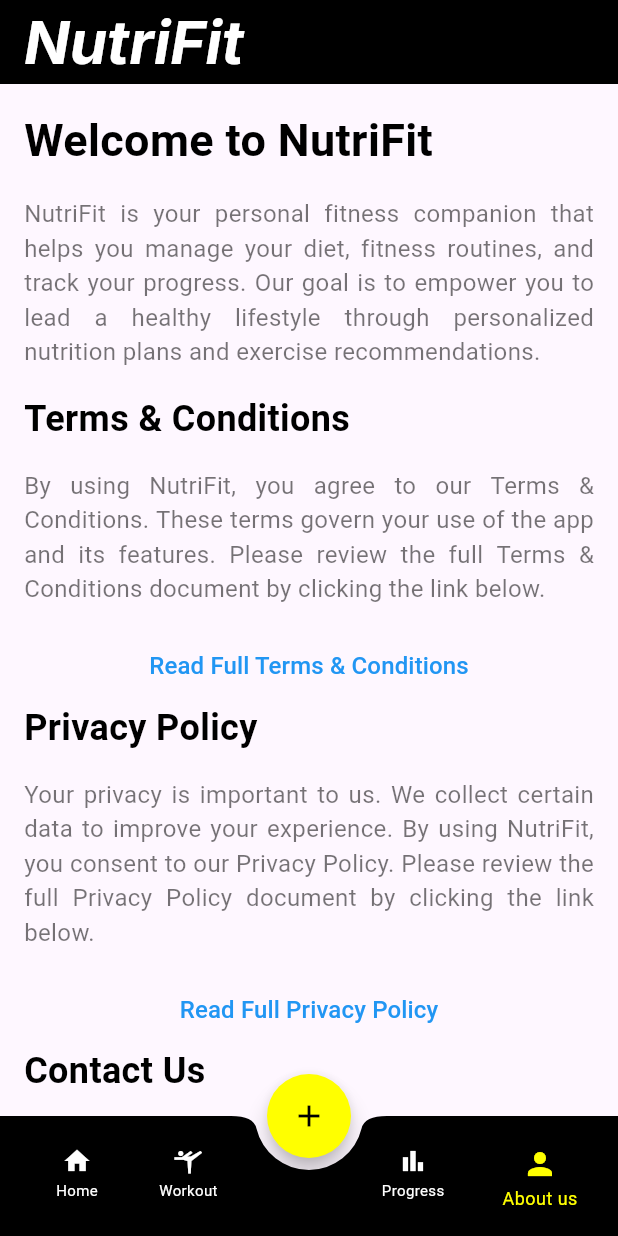
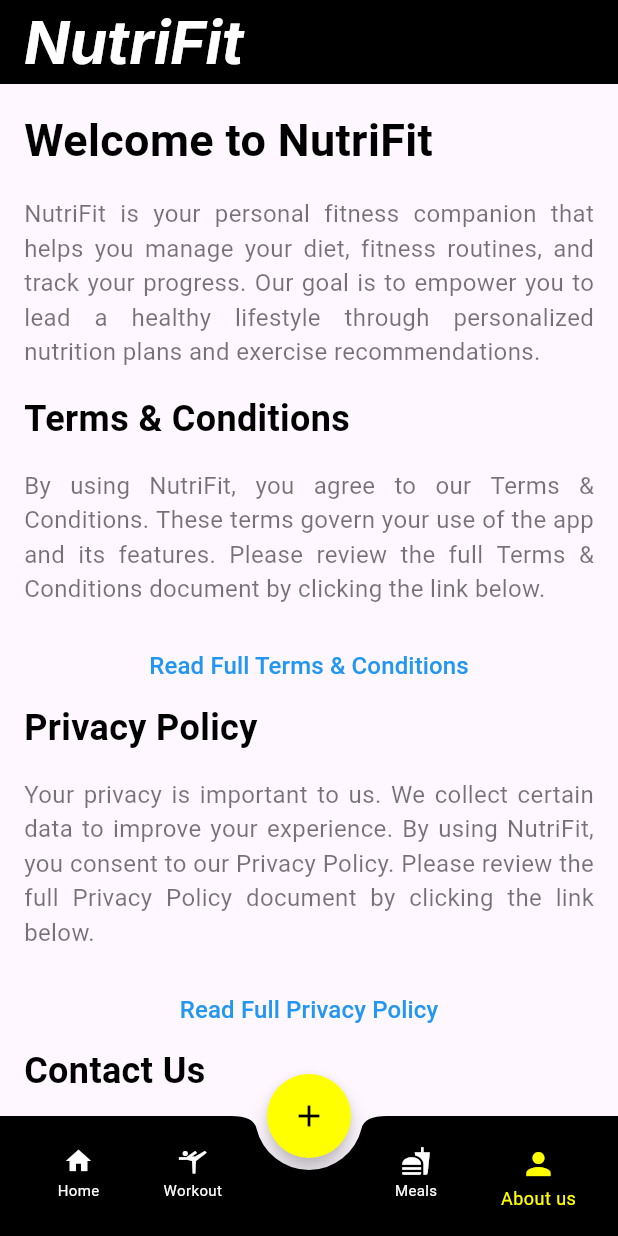
Before and after one commit to absharul/NutriFit, a Flutter app: the screen it shows after launch, item 4 of the bottom bar chosen, on a phone screen of 412 x 824 dp. Run offline on Flutter 3.47's test engine with Material 3 defaults, Android fonts, the phone set to English and light mode, and no system bars; our stand-ins replace flutter_riverpod, go_router, google_fonts, hive, hive_flutter, phosphor_flutter; accounts and stored records are empty.

Commit message:
few adjustment made in the UI

```diff
--- a/lib/Screens/home_screen.dart
+++ b/lib/Screens/home_screen.dart
@@ -25,7 +25,7 @@ class _HomeScreenState extends ConsumerState<HomeScreen> with SingleTickerProvid
   final List<Widget> _bottomNavScreens = [
     const HomeScreen(),  // This will be where the TabBar is
     const WorkoutScreen(),
-    const ProgressScreen(),
+    MealSection(),
     const AboutUsScreen()
   ];
 
@@ -79,8 +79,8 @@ class _HomeScreenState extends ConsumerState<HomeScreen> with SingleTickerProvid
           unselectedLabelColor: Colors.white,
           labelColor: Colors.white,
           tabs: const [
-            Tab(text: 'Check'), // First Tab
-            Tab(text: 'Meals'), // Second Tab
+            Tab(text: 'Progress'), // First Tab
+            Tab(text: 'Calculator'), // Second Tab
           ],
         ),
       )
@@ -88,9 +88,10 @@ class _HomeScreenState extends ConsumerState<HomeScreen> with SingleTickerProvid
       body: _selectedBottomNavIndex == 0
           ? TabBarView(
         controller: _tabController,
-        children: [
-          const CheckScreen(),
-          MealSection(),
+        children: const [
+          ProgressScreen(),
+          CheckScreen(),
+          // MealSection(),
         ],
       )
           : _bottomNavScreens[_selectedBottomNavIndex], // Show other screens based on BottomNav selection
@@ -126,8 +127,8 @@ class _HomeScreenState extends ConsumerState<HomeScreen> with SingleTickerProvid
             const SizedBox(width: 48), // Space for the FAB
             // Progress Button
             _buildBottomNavItem(
-              icon: Icons.bar_chart,
-              label: 'Progress',
+              icon: Icons.fastfood,
+              label: 'Meals',
               index: 2,
             ),
             // Profile Button
```
Also changed, not shown: lib/Screens/check_screen.dart (+68 -8 lines), lib/Screens/meal_screen.dart (+13 -0 lines), lib/Screens/progress_screen.dart (+8 -13 lines), lib/Widgets/Progress screen widgets/user_selection_dropdown.dart (line endings or trailing spaces).
